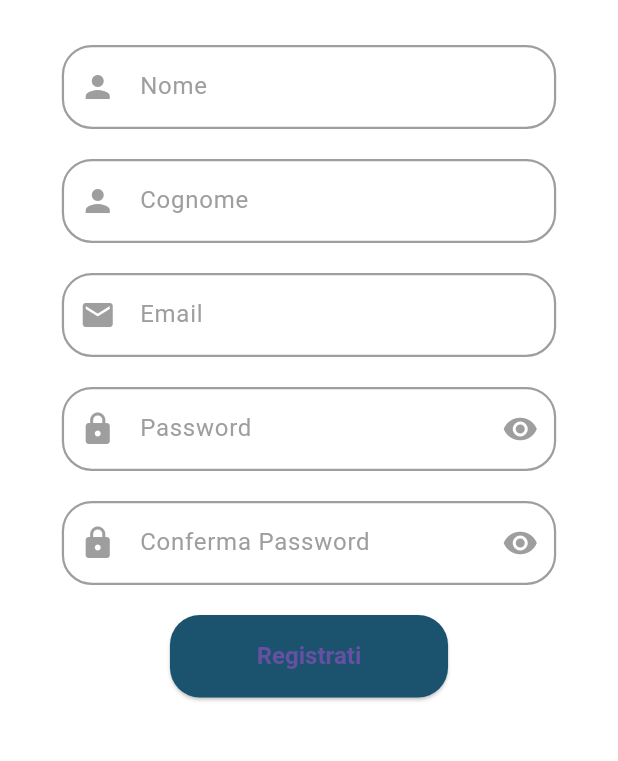
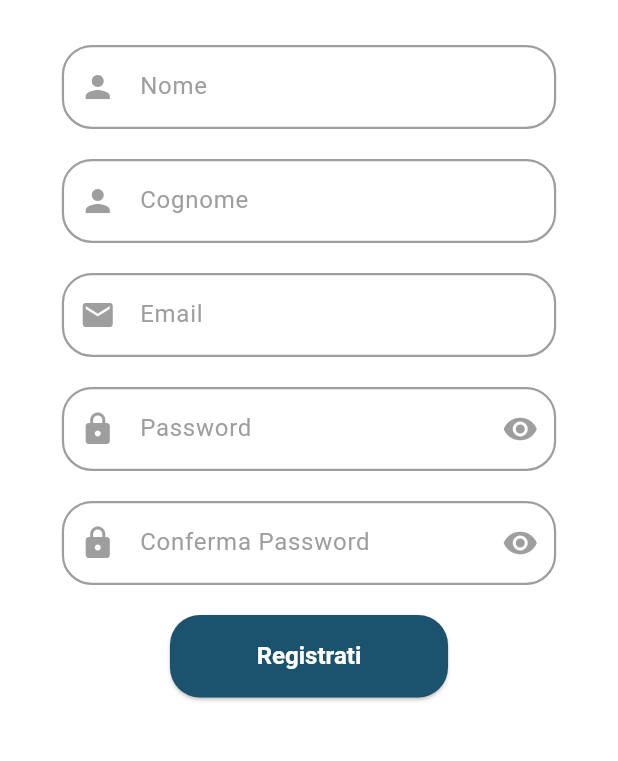
Before and after one commit to NapMarta/booktalk_app, a Flutter app: the screen it shows after launch, after a tap on "Registrati", on a phone screen of 412 x 824 dp, the part 356-1117 px from its top. Run offline on Flutter 3.47's test engine with Material 3 defaults, Android fonts, the phone set to English and light mode, and no system bars; our stand-ins replace auto_size_text, image_picker, sliding_up_panel.

Commit message:
Correzione errori grafica

```diff
--- a/lib/loginResponsive.dart
+++ b/lib/loginResponsive.dart
@@ -134,7 +134,7 @@ class _LoginResponsiveState extends State<LoginResponsive> {
                     ),
                   ),
                 ),
-                child: Text('Accedi'),
+                child: Text('Accedi', style: TextStyle(color: Colors.white)),
               ),
 
             SizedBox(height: mediaQueryData.size.height * 0.05,),
--- a/lib/main.dart
+++ b/lib/main.dart
@@ -68,7 +68,7 @@ class BookTalkApp extends StatelessWidget {
                     ),
                   ),
                 ),
-                child: Text('Registrati'),
+                child: Text('Registrati', style: TextStyle(color: Colors.white)),
               ),
 
               SizedBox(height: mediaQueryData.size.height * 0.02), // Spazio tra i pulsanti
@@ -92,7 +92,7 @@ class BookTalkApp extends StatelessWidget {
                     ),
                   ),
                 ),
-                child: Text('Accedi'),
+                child: Text('Accedi', style: TextStyle(color: Colors.white)),
               ),
 
             ],
--- a/lib/registrazioneResponsive.dart
+++ b/lib/registrazioneResponsive.dart
@@ -218,7 +218,7 @@ class _RegistrazioneResponsiveState extends State<RegistrazioneResponsive> {
                     ),
                   ),
                 ),
-                child: Text('Registrati'),
+                child: Text('Registrati', style: TextStyle(color: Colors.white)),
               ),
 
           ]
```
Also changed, not shown: 1 other file.
